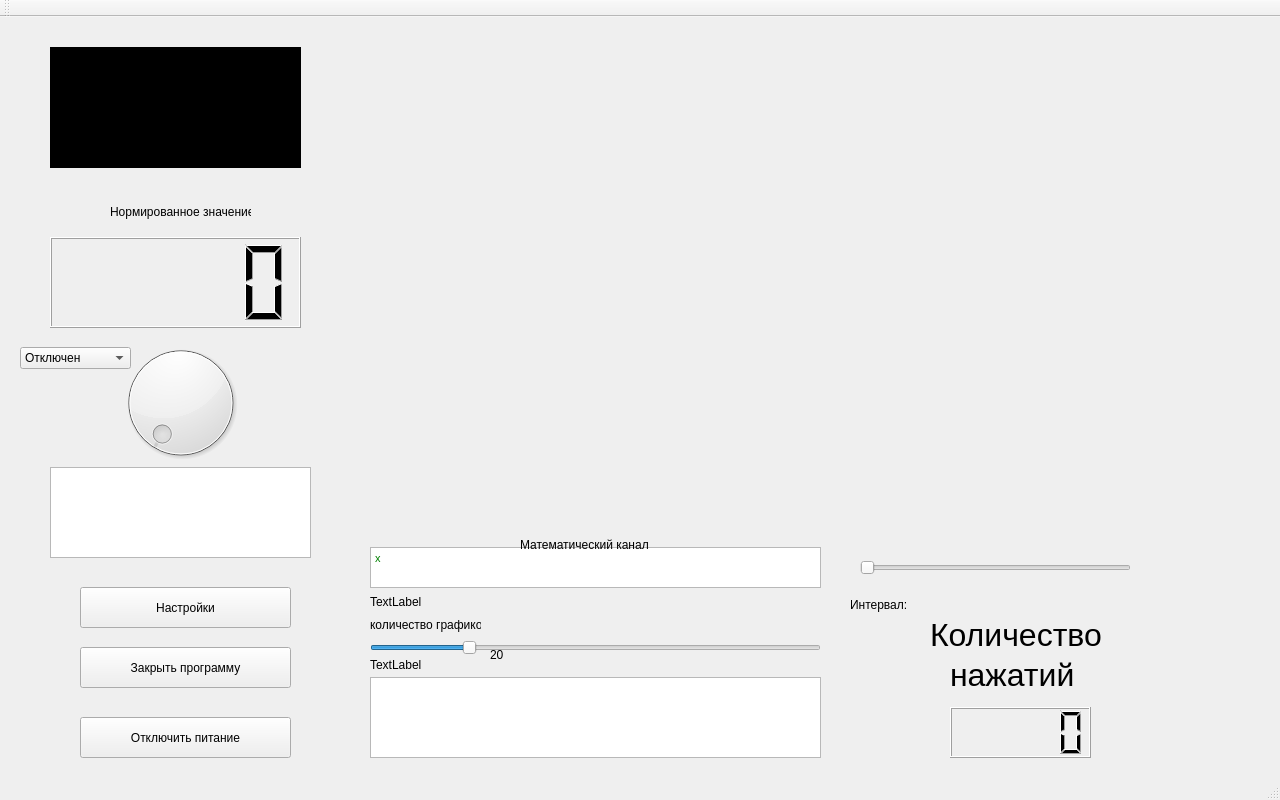
Old version of the form mainwindow.ui in the repository tomyqg/topaz-m.
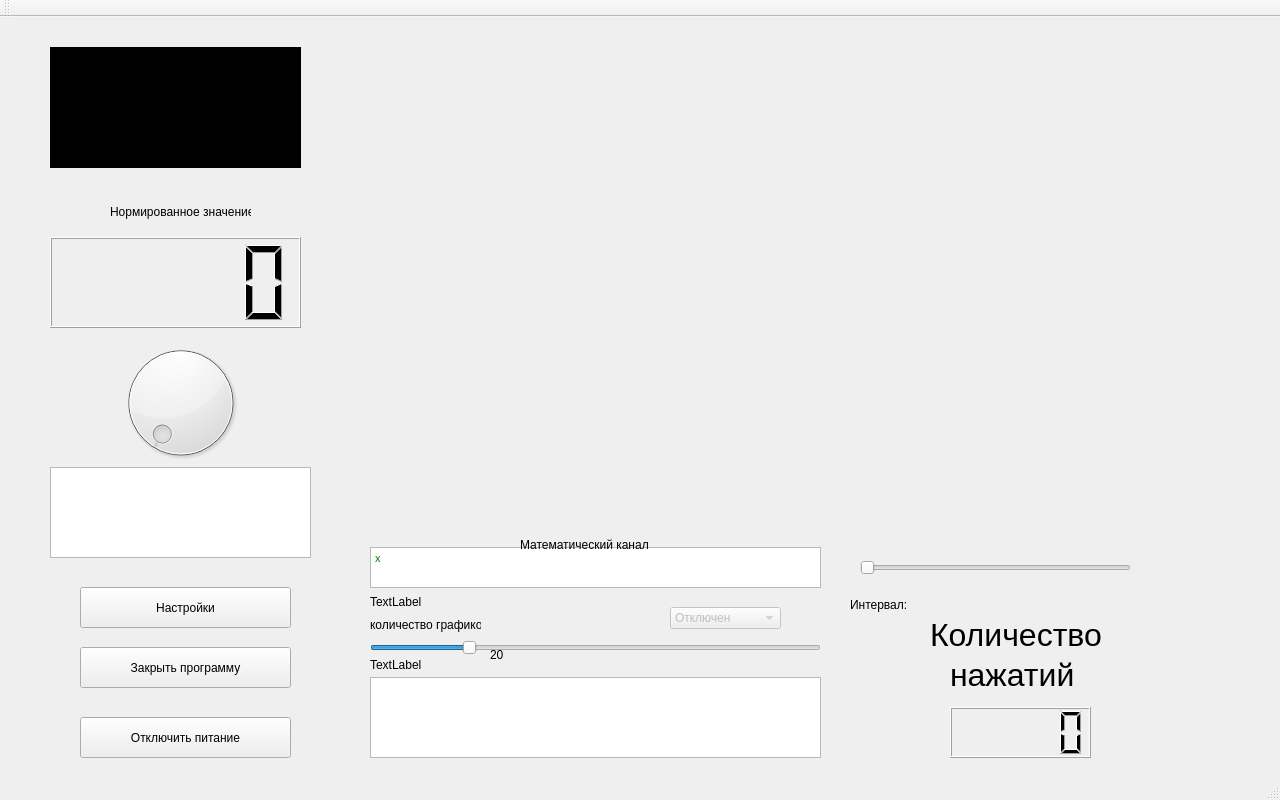
New version of the form. Icons and pictures are not drawn. Custom widgets are drawn as their Qt base class.

Diff of the .ui file:
```diff
--- a/mainwindow.ui
+++ b/mainwindow.ui
@@ -453,12 +453,12 @@
    </widget>
    <widget class="QComboBox" name="comboBox_13">
     <property name="enabled">
-     <bool>true</bool>
+     <bool>false</bool>
     </property>
     <property name="geometry">
      <rect>
-      <x>20</x>
-      <y>330</y>
+      <x>670</x>
+      <y>590</y>
       <width>111</width>
       <height>22</height>
      </rect>
```
